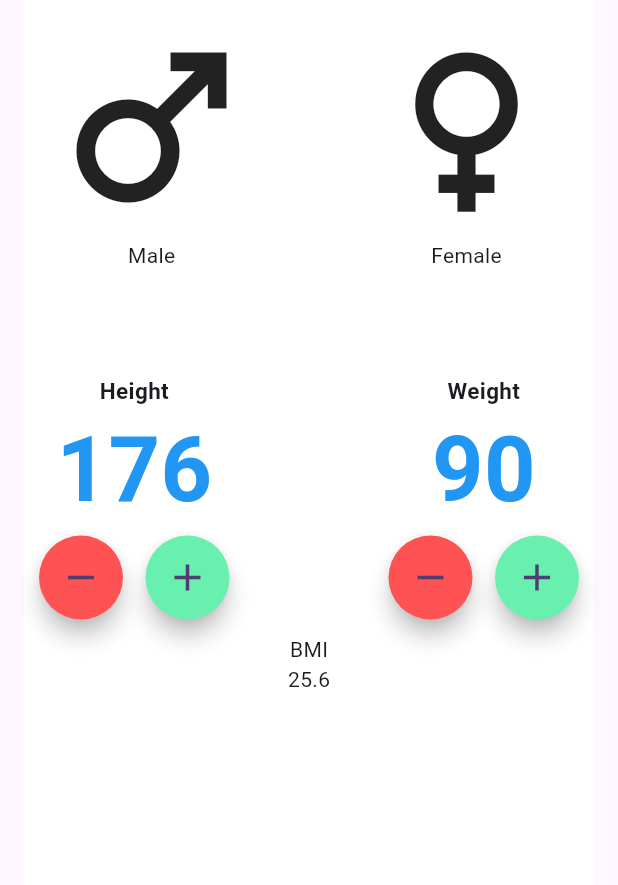
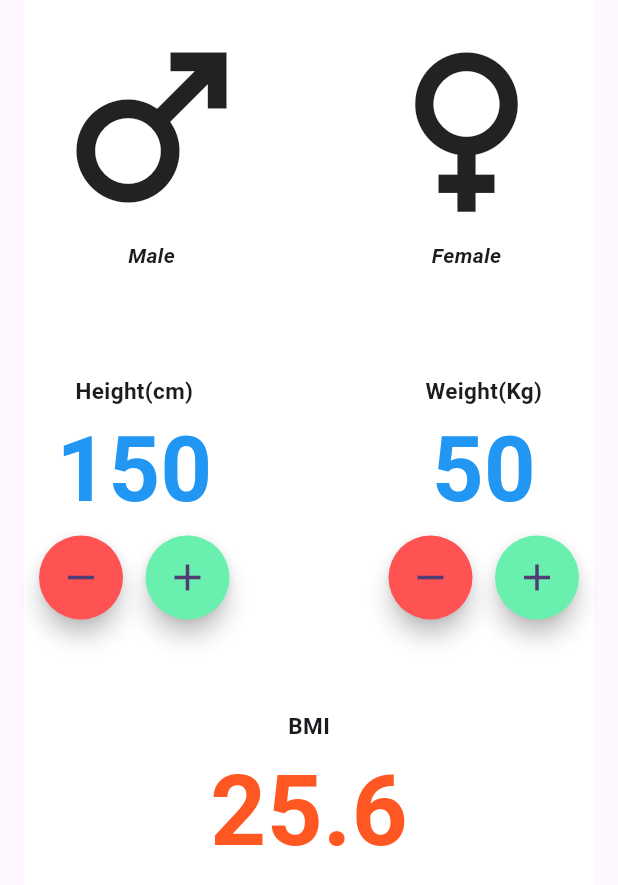
Before and after one commit to nishadadilshan/BMI_Calculator, a Flutter app: the screen it shows after launch, on a phone screen of 412 x 824 dp. Shown: the top 885 px of the screen. Run offline on Flutter 3.47's test engine with Material 2 defaults, Android fonts, the phone set to English and light mode, and no system bars.

Commit message:
set the functionality to change the height and weight

```diff
--- a/lib/constants.dart
+++ b/lib/constants.dart
@@ -1,8 +1,16 @@
 import 'package:flutter/material.dart';
 
 const kTextColor = Colors.blue;
+const kOutPutColor = Colors.deepOrange;
+
 const kHeightWidthText = TextStyle(
     color: kTextColor,
     fontSize: 60,
     fontWeight:FontWeight.bold
 );
+
+const kOutPutText = TextStyle(
+    color: kOutPutColor,
+    fontSize: 65,
+    fontWeight:FontWeight.bold
+);
--- a/lib/main_page.dart
+++ b/lib/main_page.dart
@@ -10,24 +10,36 @@ class MainPage extends StatefulWidget {
 }
 
 class _MainPageState extends State<MainPage> {
+  int height = 150;
+  int weight = 50;
+
   @override
   Widget build(BuildContext context) {
     return Scaffold(
         body: SafeArea(
       child: Padding(
         padding: const EdgeInsets.symmetric(horizontal: 16),
+        // padding for horizontal only.
         child: Container(
           color: Colors.white,
-           child: const Column(
+          child: Column(
             children: [
-               Row(
+              const Row(
                 children: [
                   Padding(
                     padding: EdgeInsets.all(10.0),
                     child: Column(
                       children: [
-                        Icon(Icons.male, size: 150,),
-                         Text("Male"),
+                        Icon(
+                          Icons.male,
+                          size: 150,
+                        ),
+                        Text(
+                          "Male",
+                          style: TextStyle(
+                              fontStyle: FontStyle.italic,
+                              fontWeight: FontWeight.bold),
+                        ),
                       ],
                     ),
                   ),
@@ -36,44 +48,110 @@ class _MainPageState extends State<MainPage> {
                     padding: EdgeInsets.all(10.0),
                     child: Column(
                       children: [
-                         Icon(Icons.female, size: 150,),
-                         Text("Female"),
+                        Icon(
+                          Icons.female,
+                          size: 150,
+                        ),
+                        Text(
+                          "Female",
+                          style: TextStyle(
+                              fontStyle: FontStyle.italic,
+                              fontWeight: FontWeight.bold),
+                        ),
                       ],
                     ),
                   )
                 ],
               ),
-               SizedBox(height: 50,),
+              const SizedBox(
+                height: 50,
+              ),
               Row(
                 children: [
                   Padding(
-                     padding: EdgeInsets.all(10.0),
+                    padding: const EdgeInsets.all(10.0),
                     child: Column(
                       children: [
-                         Text("Height" , style: TextStyle(fontWeight: FontWeight.bold, fontSize: 15),),
-                         Text("176", style: kHeightWidthText),
+                        const Text(
+                          "Height(cm)",
+                          style: TextStyle(
+                              fontWeight: FontWeight.bold, fontSize: 15),
+                        ),
+                        Text("$height", style: kHeightWidthText),
                         Row(
                           children: [
-                            FloatingActionButton(onPressed:null,backgroundColor: Colors.redAccent,shape:CircleBorder(), child: Icon(Icons.remove, size: 30,),),
-                            SizedBox(width: 15),
-                            FloatingActionButton(onPressed:null,backgroundColor: Colors.greenAccent,shape:CircleBorder(), child: Icon(Icons.add , size: 30,),)
+                            FloatingActionButton(
+                              onPressed: () {
+                                setState(() {
+                                  height--;
+                                });
+                                // print(height);
+                              },
+                              backgroundColor: Colors.redAccent,
+                              shape: const CircleBorder(),
+                              child: const Icon(
+                                Icons.remove,
+                                size: 30,
+                              ),
+                            ),
+                            const SizedBox(width: 15),
+                            FloatingActionButton(
+                              onPressed: () {
+                                setState(() {
+                                  height++;
+                                });
+                              },
+                              backgroundColor: Colors.greenAccent,
+                              shape: const CircleBorder(),
+                              child: const Icon(
+                                Icons.add,
+                                size: 30,
+                              ),
+                            )
                           ],
                         )
                       ],
                     ),
                   ),
-                   Spacer(),
+                  const Spacer(),
                   Padding(
-                     padding: EdgeInsets.all(10.0),
+                    padding: const EdgeInsets.all(10.0),
                     child: Column(
                       children: [
-                         Text("Weight" , style: TextStyle(fontWeight: FontWeight.bold, fontSize: 15),),
-                         Text("90", style: kHeightWidthText),
+                        const Text(
+                          "Weight(Kg)",
+                          style: TextStyle(
+                              fontWeight: FontWeight.bold, fontSize: 15),
+                        ),
+                        Text("$weight", style: kHeightWidthText),
                         Row(
                           children: [
-                           FloatingActionButton(onPressed:null,backgroundColor: Colors.redAccent,shape:CircleBorder(), child: Icon(Icons.remove, size: 30,)),
-                       SizedBox(width: 15),
-                       FloatingActionButton(onPressed:null,backgroundColor: Colors.greenAccent,shape:CircleBorder(), child: Icon(Icons.add , size: 30,),)
+                            FloatingActionButton(
+                                onPressed: () {
+                                  setState(() {
+                                    weight--;
+                                  });
+                                },
+                                backgroundColor: Colors.redAccent,
+                                shape: const CircleBorder(),
+                                child: const Icon(
+                                  Icons.remove,
+                                  size: 30,
+                                )),
+                            const SizedBox(width: 15),
+                            FloatingActionButton(
+                              onPressed: () {
+                                setState(() {
+                                  weight++;
+                                });
+                              },
+                              backgroundColor: Colors.greenAccent,
+                              shape: const CircleBorder(),
+                              child: const Icon(
+                                Icons.add,
+                                size: 30,
+                              ),
+                            )
                           ],
                         )
                       ],
@@ -81,17 +159,26 @@ class _MainPageState extends State<MainPage> {
                   )
                 ],
               ),
-               Column(
+              const SizedBox(height: 50),
+              const Column(
                 children: [
-                   Text("BMI"),
-                   Text("25.6")
+                  Text(
+                    "BMI",
+                    style: TextStyle(
+                      fontWeight: FontWeight.bold,
+                      fontSize: 15,
+                    ),
+                  ),
+                  Text(
+                    "25.6",
+                    style: kOutPutText,
+                  )
                 ],
               )
             ],
           ),
         ),
       ),
-     )
-    );
+    ));
   }
 }
```
Lines whose indentation alone changed are shown as unchanged.
